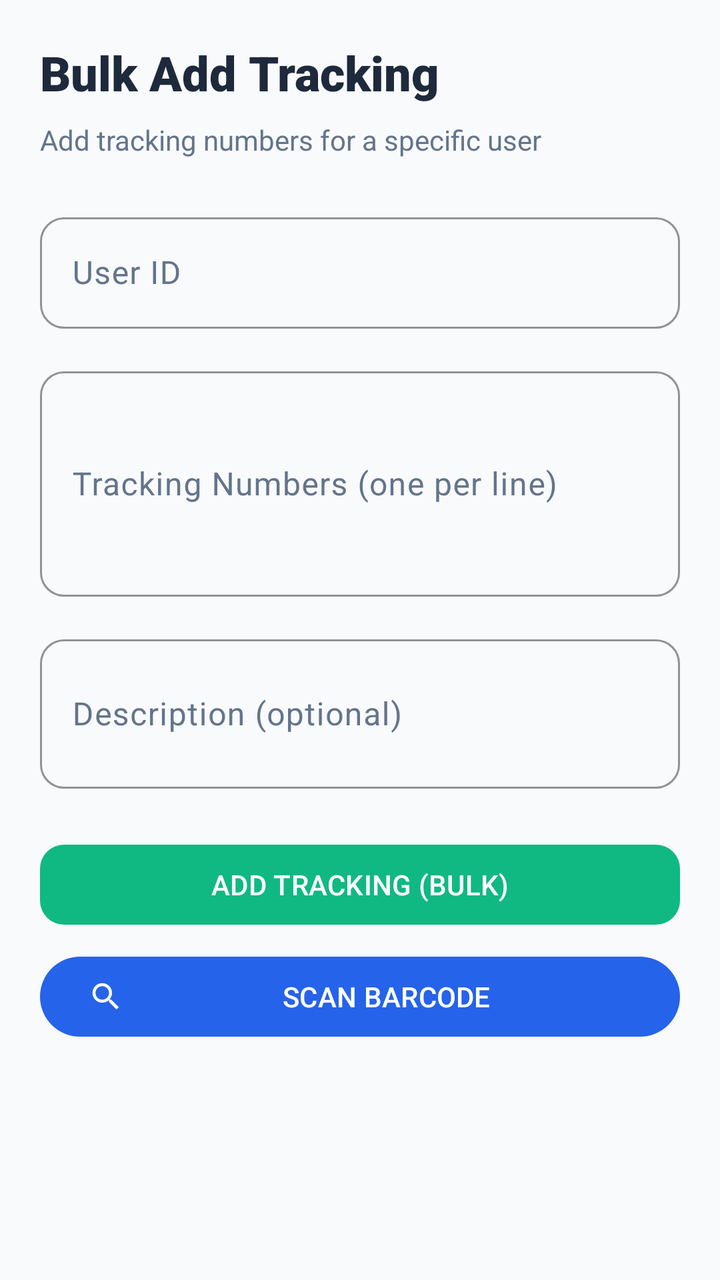
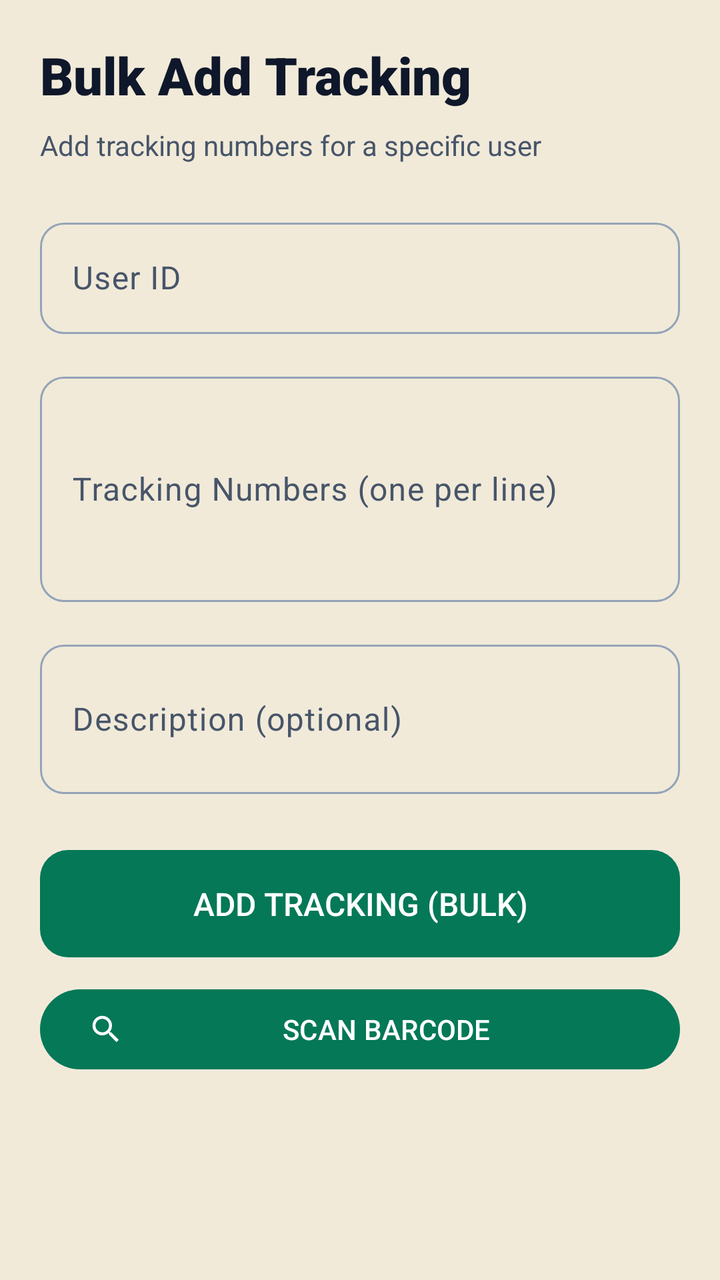

Before-and-after screenshots of an Android layout around one commit, followed by the original layout XML and the change that was made.
<!-- AndroidManifest.xml: application theme Theme.PackTracker -->
<!-- res/layout/fragment_admin_add_tracking.xml -->
<?xml version="1.0" encoding="utf-8"?>
<ScrollView android:layout_width="match_parent" android:layout_height="match_parent" android:background="@color/background" xmlns:android="http://schemas.android.com/apk/res/android" xmlns:app="http://schemas.android.com/apk/res-auto">
    <LinearLayout android:orientation="vertical" android:layout_width="match_parent" android:layout_height="wrap_content" android:padding="20dp">
        <TextView android:layout_width="wrap_content" android:layout_height="wrap_content" android:text="Bulk Add Tracking" android:textSize="24sp" android:fontFamily="sans-serif-black" android:textColor="@color/on_surface" android:layout_marginBottom="8dp" />
        <TextView android:layout_width="wrap_content" android:layout_height="wrap_content" android:text="Add tracking numbers for a specific user" android:textSize="14sp" android:textColor="@color/on_surface_variant" android:layout_marginBottom="24dp" android:lineSpacingMultiplier="1.4" />
        <com.google.android.material.textfield.TextInputLayout android:id="@+id/tilUserId" android:layout_width="match_parent" android:layout_height="wrap_content" android:layout_marginBottom="16dp" android:hint="User ID" style="@style/Widget.PackTracker.TextInputLayout">
            <com.google.android.material.textfield.TextInputEditText android:id="@+id/etUserId" android:layout_width="match_parent" android:layout_height="wrap_content" android:inputType="number" />
        </com.google.android.material.textfield.TextInputLayout>
        <com.google.android.material.textfield.TextInputLayout android:id="@+id/tilTrackingNumbers" android:layout_width="match_parent" android:layout_height="wrap_content" android:layout_marginBottom="16dp" android:hint="Tracking Numbers (one per line)" style="@style/Widget.PackTracker.TextInputLayout">
            <com.google.android.material.textfield.TextInputEditText android:id="@+id/etTrackingNumbers" android:layout_width="match_parent" android:layout_height="wrap_content" android:inputType="textMultiLine" android:minLines="4" />
        </com.google.android.material.textfield.TextInputLayout>
        <com.google.android.material.textfield.TextInputLayout android:id="@+id/tilDescription" android:layout_width="match_parent" android:layout_height="wrap_content" android:layout_marginBottom="16dp" android:hint="Description (optional)" style="@style/Widget.PackTracker.TextInputLayout">
            <com.google.android.material.textfield.TextInputEditText android:id="@+id/etDescription" android:layout_width="match_parent" android:layout_height="wrap_content" android:inputType="textMultiLine" android:minLines="2" />
        </com.google.android.material.textfield.TextInputLayout>
        <com.google.android.material.button.MaterialButton android:id="@+id/btnAddBulk" android:layout_width="match_parent" android:layout_height="wrap_content" android:text="ADD TRACKING (BULK)" style="@style/Widget.PackTracker.Button" android:layout_marginTop="8dp" />
        <com.google.android.material.button.MaterialButton android:id="@+id/btnScanBarcodeAdmin" android:layout_width="match_parent" android:layout_height="wrap_content" android:text="SCAN BARCODE" android:layout_marginTop="8dp" app:icon="@drawable/ic_scan" app:iconTint="@color/white" />
    </LinearLayout>
</ScrollView>
<!-- resources referenced by this layout -->
<resources>
  <color name="background">#F8FAFC</color>
  <color name="on_surface">#1E293B</color>
  <color name="on_surface_variant">#64748B</color>
  <color name="white">#FFFFFF</color>
  <style name="Widget.PackTracker.Button" parent="Widget.Material3.Button">
          <item name="android:textColor">@color/white</item>
          <item name="backgroundTint">@color/green_primary</item>
          <item name="cornerRadius">12dp</item>
      </style>
  <style name="Widget.PackTracker.TextInputLayout" parent="Widget.Material3.TextInputLayout.OutlinedBox">
          <item name="boxStrokeColor">@color/green_primary</item>
          <item name="boxCornerRadiusTopStart">12dp</item>
          <item name="boxCornerRadiusTopEnd">12dp</item>
          <item name="boxCornerRadiusBottomStart">12dp</item>
          <item name="boxCornerRadiusBottomEnd">12dp</item>
      </style>
  <style name="Theme.PackTracker" parent="Theme.Material3.Light.NoActionBar">
          <item name="colorPrimary">@color/primary</item>
          <item name="colorOnPrimary">@color/white</item>
          <item name="colorPrimaryContainer">@color/primary_light</item>
          <item name="colorSecondary">@color/secondary</item>
          <item name="colorOnSecondary">@color/white</item>
          <item name="colorSurface">@color/surface</item>
          <item name="colorOnSurface">@color/on_surface</item>
          <item name="android:colorBackground">@color/background</item>
          <item name="colorSurfaceVariant">@color/grey_light</item>
          <item name="colorOnSurfaceVariant">@color/on_surface_variant</item>
          <item name="android:statusBarColor">@color/green_primary</item>
      </style>
  <color name="green_primary">#10B981</color>
  <color name="primary">#2563EB</color>
  <color name="primary_light">#EFF6FF</color>
  <color name="secondary">#10B981</color>
  <color name="surface">#FFFFFF</color>
  <color name="grey_light">#F1F5F9</color>
  <!-- unchanged entries left out for length: 1 -->
</resources>

<!-- the commit's change to res/layout/fragment_admin_add_tracking.xml (unified diff, before → after) -->
@@ -1,8 +1,8 @@
 <?xml version="1.0" encoding="utf-8"?>
 <ScrollView android:layout_width="match_parent" android:layout_height="match_parent" android:background="@color/background" xmlns:android="http://schemas.android.com/apk/res/android" xmlns:app="http://schemas.android.com/apk/res-auto">
     <LinearLayout android:orientation="vertical" android:layout_width="match_parent" android:layout_height="wrap_content" android:padding="20dp">
-        <TextView android:layout_width="wrap_content" android:layout_height="wrap_content" android:text="Bulk Add Tracking" android:textSize="24sp" android:fontFamily="sans-serif-black" android:textColor="@color/on_surface" android:layout_marginBottom="8dp" />
-        <TextView android:layout_width="wrap_content" android:layout_height="wrap_content" android:text="Add tracking numbers for a specific user" android:textSize="14sp" android:textColor="@color/on_surface_variant" android:layout_marginBottom="24dp" android:lineSpacingMultiplier="1.4" />
+        <TextView android:layout_width="wrap_content" android:layout_height="wrap_content" android:text="Bulk Add Tracking" android:textSize="@dimen/text_display" android:fontFamily="sans-serif-black" android:textColor="@color/on_surface" android:layout_marginBottom="8dp" />
+        <TextView android:layout_width="wrap_content" android:layout_height="wrap_content" android:text="Add tracking numbers for a specific user" android:textSize="@dimen/text_body" android:textColor="@color/on_surface_variant" android:layout_marginBottom="24dp" android:lineSpacingMultiplier="1.4" />
         <com.google.android.material.textfield.TextInputLayout android:id="@+id/tilUserId" android:layout_width="match_parent" android:layout_height="wrap_content" android:layout_marginBottom="16dp" android:hint="User ID" style="@style/Widget.PackTracker.TextInputLayout">
             <com.google.android.material.textfield.TextInputEditText android:id="@+id/etUserId" android:layout_width="match_parent" android:layout_height="wrap_content" android:inputType="number" />
         </com.google.android.material.textfield.TextInputLayout>
<!-- resource entries referenced after the edit -->
@@ -1,40 +1,170 @@
 <!-- resources referenced by this layout -->
 <resources>
-  <color name="background">#F8FAFC</color>
-  <color name="on_surface">#1E293B</color>
-  <color name="on_surface_variant">#64748B</color>
-  <color name="white">#FFFFFF</color>
+  <color name="background">@color/kraft</color>
+  <color name="on_surface">@color/slate_900</color>
+  <color name="on_surface_variant">@color/slate_600</color>
+  <color name="white">#FFFFFFFF</color>
+  <dimen name="text_body">14sp</dimen>
+  <dimen name="text_display">26sp</dimen>
   <style name="Widget.PackTracker.Button" parent="Widget.Material3.Button">
-          <item name="android:textColor">@color/white</item>
-          <item name="backgroundTint">@color/green_primary</item>
-          <item name="cornerRadius">12dp</item>
+          <item name="android:textColor">@color/on_primary</item>
+          <item name="android:textAllCaps">false</item>
+          <item name="android:textSize">16sp</item>
+          <item name="android:letterSpacing">0</item>
+          <item name="android:paddingTop">16dp</item>
+          <item name="android:paddingBottom">16dp</item>
+          <item name="cornerRadius">14dp</item>
+          <item name="backgroundTint">@color/primary</item>
       </style>
   <style name="Widget.PackTracker.TextInputLayout" parent="Widget.Material3.TextInputLayout.OutlinedBox">
-          <item name="boxStrokeColor">@color/green_primary</item>
-          <item name="boxCornerRadiusTopStart">12dp</item>
-          <item name="boxCornerRadiusTopEnd">12dp</item>
-          <item name="boxCornerRadiusBottomStart">12dp</item>
-          <item name="boxCornerRadiusBottomEnd">12dp</item>
+          <item name="boxCornerRadiusTopStart">@dimen/radius_md</item>
+          <item name="boxCornerRadiusTopEnd">@dimen/radius_md</item>
+          <item name="boxCornerRadiusBottomStart">@dimen/radius_md</item>
+          <item name="boxCornerRadiusBottomEnd">@dimen/radius_md</item>
+          <item name="hintTextColor">@color/primary</item>
       </style>
-  <style name="Theme.PackTracker" parent="Theme.Material3.Light.NoActionBar">
+  <style name="Theme.PackTracker" parent="Theme.Material3.DayNight.NoActionBar">
+          
           <item name="colorPrimary">@color/primary</item>
-          <item name="colorOnPrimary">@color/white</item>
-          <item name="colorPrimaryContainer">@color/primary_light</item>
+          <item name="colorOnPrimary">@color/on_primary</item>
+          <item name="colorPrimaryContainer">@color/primary_container</item>
+          <item name="colorOnPrimaryContainer">@color/on_primary_container</item>
           <item name="colorSecondary">@color/secondary</item>
-          <item name="colorOnSecondary">@color/white</item>
+          <item name="colorOnSecondary">@color/on_secondary</item>
+          <item name="colorSecondaryContainer">@color/secondary_container</item>
+          <item name="colorOnSecondaryContainer">@color/on_secondary_container</item>
+          <item name="colorTertiary">@color/tertiary</item>
+          <item name="colorOnTertiary">@color/on_tertiary</item>
+          <item name="colorTertiaryContainer">@color/tertiary_container</item>
+          <item name="colorOnTertiaryContainer">@color/on_tertiary_container</item>
+  
+          
+          <item name="android:colorBackground">@color/background</item>
+          <item name="colorOnBackground">@color/on_background</item>
           <item name="colorSurface">@color/surface</item>
           <item name="colorOnSurface">@color/on_surface</item>
-          <item name="android:colorBackground">@color/background</item>
-          <item name="colorSurfaceVariant">@color/grey_light</item>
+          <item name="colorSurfaceVariant">@color/surface_variant</item>
           <item name="colorOnSurfaceVariant">@color/on_surface_variant</item>
-          <item name="android:statusBarColor">@color/green_primary</item>
+          <item name="colorSurfaceContainerLowest">@color/surface_container_lowest</item>
+          <item name="colorSurfaceContainerLow">@color/surface_container_low</item>
+          <item name="colorSurfaceContainer">@color/surface_container</item>
+          <item name="colorSurfaceContainerHigh">@color/surface_container_high</item>
+          <item name="colorSurfaceContainerHighest">@color/surface_container_highest</item>
+          <item name="colorSurfaceBright">@color/surface_bright</item>
+          <item name="colorSurfaceDim">@color/surface_dim</item>
+          <item name="colorOutline">@color/outline</item>
+          <item name="colorOutlineVariant">@color/outline_variant</item>
+          <item name="android:colorControlHighlight">@color/outline_variant</item>
+  
+          
+          <item name="colorError">@color/error</item>
+          <item name="colorOnError">@color/on_error</item>
+          <item name="colorErrorContainer">@color/error_container</item>
+          <item name="colorOnErrorContainer">@color/on_error_container</item>
+          <item name="colorControlNormal">@color/on_surface_variant</item>
+          <item name="android:windowLightStatusBar">@bool/light_status_bar</item>
+          <item name="android:statusBarColor">@color/surface</item>
+          <item name="android:navigationBarColor">@color/surface</item>
+          <item name="android:windowBackground">@drawable/bg_kraft_canvas</item>
+  
+          
+          <item name="materialCardViewStyle">@style/Widget.PackTracker.Card</item>
+          <item name="bottomSheetStyle">@style/Widget.PackTracker.BottomSheet</item>
+          <item name="toolbarStyle">@style/Widget.PackTracker.Toolbar</item>
+          <item name="bottomNavigationStyle">@style/Widget.PackTracker.BottomNavigation</item>
       </style>
-  <color name="green_primary">#10B981</color>
-  <color name="primary">#2563EB</color>
-  <color name="primary_light">#EFF6FF</color>
-  <color name="secondary">#10B981</color>
-  <color name="surface">#FFFFFF</color>
-  <color name="grey_light">#F1F5F9</color>
+  <color name="kraft">#FFF1EAD9</color>
+  <color name="slate_900">#FF0F172A</color>
+  <color name="slate_600">#FF475569</color>
+  <color name="on_primary">#FFFFFFFF</color>
+  <color name="primary">@color/emerald_700</color>
+  <dimen name="radius_md">12dp</dimen>
+  <color name="primary_container">@color/emerald_100</color>
+  <color name="on_primary_container">@color/emerald_900</color>
+  <color name="secondary">@color/gold_500</color>
+  <color name="on_secondary">@color/slate_900</color>
+  <color name="secondary_container">@color/gold_100</color>
+  <color name="on_secondary_container">@color/gold_700</color>
+  <color name="tertiary">@color/emerald_500</color>
+  <color name="on_tertiary">#FFFFFFFF</color>
+  <color name="tertiary_container">@color/emerald_50</color>
+  <color name="on_tertiary_container">@color/emerald_800</color>
+  <color name="on_background">@color/slate_900</color>
+  <color name="surface">#FFFFFFFF</color>
+  <color name="surface_variant">@color/slate_100</color>
+  <color name="surface_container_lowest">#FFFFFFFF</color>
+  <color name="surface_container_low">@color/slate_50</color>
+  <color name="surface_container">@color/slate_100</color>
+  <color name="surface_container_high">#FFE9EEF4</color>
+  <color name="surface_container_highest">#FFDDE5EC</color>
+  <color name="surface_bright">#FFFFFFFF</color>
+  <color name="surface_dim">@color/slate_200</color>
+  <color name="outline">@color/slate_400</color>
+  <color name="outline_variant">@color/slate_200</color>
+  <color name="error">#FFDC2626</color>
+  <color name="on_error">#FFFFFFFF</color>
+  <color name="error_container">#FFFEE2E2</color>
+  <color name="on_error_container">#FF7F1D1D</color>
+  <!-- drawable bg_kraft_canvas (drawable) -->
+  <?xml version="1.0" encoding="utf-8"?>
+  <bitmap xmlns:android="http://schemas.android.com/apk/res/android"
+      android:src="@drawable/bg_kraft_tile"
+      android:tileModeX="repeat"
+      android:tileModeY="repeat" />
+  <style name="Widget.PackTracker.Card" parent="Widget.Material3.CardView.Filled">
+          <item name="cardBackgroundColor">@color/surface</item>
+          <item name="strokeColor">@color/card_stroke</item>
+          <item name="strokeWidth">1dp</item>
+          <item name="cardCornerRadius">@dimen/radius_card</item>
+          <item name="cardElevation">@dimen/elevation_card</item>
+      </style>
+  <style name="Widget.PackTracker.BottomSheet" parent="Widget.Material3.BottomSheet.Modal">
+          <item name="backgroundTint">@color/surface</item>
+          <item name="shapeAppearanceOverlay">@style/ShapeAppearance.PackTracker.BottomSheet</item>
+      </style>
+  <style name="Widget.PackTracker.Toolbar" parent="Widget.Material3.Toolbar">
+          <item name="android:background">@color/surface</item>
+          <item name="titleTextAppearance">@style/TextAppearance.PackTracker.ToolbarTitle</item>
+          <item name="titleTextColor">@color/on_surface</item>
+          <item name="subtitleTextColor">@color/on_surface_variant</item>
+          <item name="navigationIconTint">@color/on_surface</item>
+      </style>
+  <style name="Widget.PackTracker.BottomNavigation" parent="Widget.Material3.BottomNavigationView">
+          <item name="android:background">@color/surface</item>
+          <item name="itemIconTint">@color/bottom_nav_color</item>
+          <item name="itemTextColor">@color/bottom_nav_color</item>
+          <item name="labelVisibilityMode">labeled</item>
+      </style>
+  <color name="emerald_700">#FF047857</color>
+  <color name="emerald_100">#FFD1FAE5</color>
+  <color name="emerald_900">#FF064E3B</color>
+  <color name="gold_500">#FFD4AF37</color>
+  <color name="gold_100">#FFFEF3C7</color>
+  <color name="gold_700">#FF856404</color>
+  <color name="emerald_500">#FF10B981</color>
+  <color name="emerald_50">#FFECFDF5</color>
+  <color name="emerald_800">#FF065F46</color>
+  <color name="slate_100">#FFF1F5F9</color>
+  <color name="slate_50">#FFF8FAFC</color>
+  <color name="slate_200">#FFE2E8F0</color>
+  <color name="slate_400">#FF94A3B8</color>
+  <!-- drawable bg_kraft_tile: png bitmap (drawable-nodpi, 130 bytes) -->
+  <color name="card_stroke">@color/slate_200</color>
+  <dimen name="radius_card">16dp</dimen>
+  <dimen name="elevation_card">0dp</dimen>
+  <style name="ShapeAppearance.PackTracker.BottomSheet" parent="">
+          <item name="cornerFamily">rounded</item>
+          <item name="cornerSizeTopLeft">24dp</item>
+          <item name="cornerSizeTopRight">24dp</item>
+          <item name="cornerSizeBottomLeft">0dp</item>
+          <item name="cornerSizeBottomRight">0dp</item>
+      </style>
+  <style name="TextAppearance.PackTracker.ToolbarTitle" parent="TextAppearance.MaterialComponents.Headline6">
+          <item name="android:fontFamily">@font/archivo_black</item>
+          <item name="android:textColor">@color/on_background</item>
+          <item name="android:textSize">@dimen/text_title</item>
+      </style>
+  <dimen name="text_title">16sp</dimen>
   <!-- unchanged entries left out for length: 1 -->
 </resources>
 
